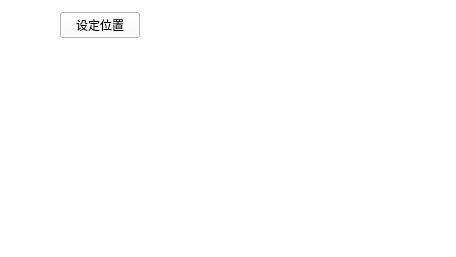
First picture: the form in rec_setting.ui, repository THermitwhy/Q_vedio_record, before the edit.
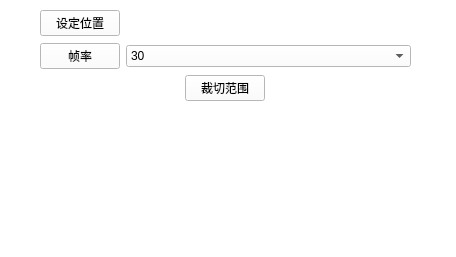
Second picture: the form after the edit.

```diff
--- a/rec_setting.ui
+++ b/rec_setting.ui
@@ -19,12 +19,14 @@
   <widget class="QWidget" name="horizontalLayoutWidget">
    <property name="geometry">
     <rect>
-     <x>60</x>
+     <x>40</x>
      <y>10</y>
-     <width>291</width>
-     <height>31</height>
+     <width>371</width>
+     <height>91</height>
     </rect>
    </property>
+   <layout class="QVBoxLayout" name="verticalLayout">
+    <item>
    <layout class="QHBoxLayout" name="horizontalLayout">
     <property name="sizeConstraint">
      <enum>QLayout::SetMaximumSize</enum>
@@ -51,6 +53,77 @@
        <set>Qt::AlignCenter</set>
       </property>
      </widget>
+      </item>
+     </layout>
+    </item>
+    <item>
+     <layout class="QHBoxLayout" name="horizontalLayout_2">
+      <property name="sizeConstraint">
+       <enum>QLayout::SetMaximumSize</enum>
+      </property>
+      <item>
+       <widget class="QPushButton" name="file_button_2">
+        <property name="sizePolicy">
+         <sizepolicy hsizetype="Fixed" vsizetype="Maximum">
+          <horstretch>0</horstretch>
+          <verstretch>0</verstretch>
+         </sizepolicy>
+        </property>
+        <property name="text">
+         <string>帧率</string>
+        </property>
+       </widget>
+      </item>
+      <item alignment="Qt::AlignVCenter">
+       <widget class="QComboBox" name="comboBox">
+        <property name="sizePolicy">
+         <sizepolicy hsizetype="Minimum" vsizetype="Fixed">
+          <horstretch>0</horstretch>
+          <verstretch>0</verstretch>
+         </sizepolicy>
+        </property>
+        <property name="layoutDirection">
+         <enum>Qt::LeftToRight</enum>
+        </property>
+        <property name="editable">
+         <bool>false</bool>
+        </property>
+        <property name="currentText">
+         <string>30</string>
+        </property>
+        <item>
+         <property name="text">
+          <string>30</string>
+         </property>
+        </item>
+        <item>
+         <property name="text">
+          <string>60</string>
+         </property>
+        </item>
+       </widget>
+      </item>
+     </layout>
+    </item>
+    <item>
+     <layout class="QHBoxLayout" name="horizontalLayout_4">
+      <property name="sizeConstraint">
+       <enum>QLayout::SetMaximumSize</enum>
+      </property>
+      <item>
+       <widget class="QPushButton" name="file_button_4">
+        <property name="sizePolicy">
+         <sizepolicy hsizetype="Fixed" vsizetype="Maximum">
+          <horstretch>0</horstretch>
+          <verstretch>0</verstretch>
+         </sizepolicy>
+        </property>
+        <property name="text">
+         <string>裁切范围</string>
+        </property>
+       </widget>
+      </item>
+     </layout>
     </item>
    </layout>
   </widget>
```
Left out of the diff: 2 changed lines with no effect on the pictures. Lines whose indentation alone changed are shown as unchanged.
